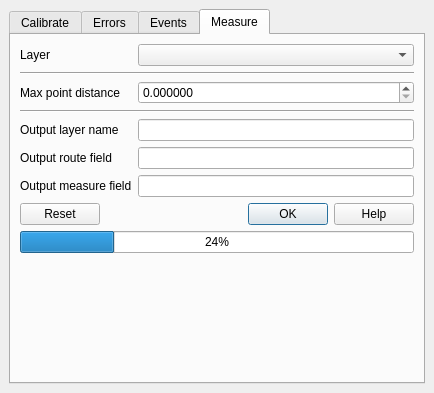
First picture: the form in lrs/ui_lrsdockwidget.ui, repository blazek/lrs, before the edit.
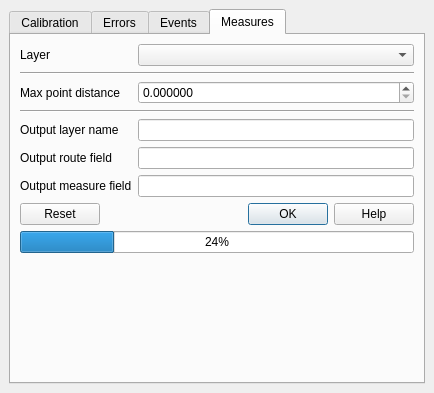
Second picture: the form after the edit. The open tabs and pages were chosen to show the change.

Diff of the .ui file:
```diff
--- a/lrs/ui_lrsdockwidget.ui
+++ b/lrs/ui_lrsdockwidget.ui
@@ -28,7 +28,7 @@
       </property>
       <widget class="QWidget" name="genTab">
        <attribute name="title">
-        <string>Calibrate</string>
+        <string>Calibration</string>
        </attribute>
        <layout class="QVBoxLayout" name="verticalLayout_2">
         <item>
@@ -476,7 +476,7 @@
       </widget>
       <widget class="QWidget" name="measureTab">
        <attribute name="title">
-        <string>Measure</string>
+        <string>Measures</string>
        </attribute>
        <layout class="QVBoxLayout" name="verticalLayout_5">
         <item>
```
Left out of the diff: 2 changed lines with no effect on the pictures.
